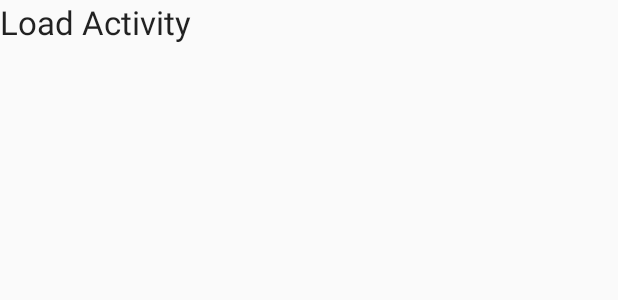
After one commit to macintorch/android-learn-sqlite, an Android app: the layout activity_load.xml on its own in the app's theme, with its tools: preview values and no code run, on a phone screen of 412 x 824 dp. The commit adds this screen. Shown: the top 300 px of the screen. Run offline under Robolectric (Android 15) with nearby library versions, the phone set to English and light mode, and no system bars.

Commit message:
add navigator class, load activity and navigation layout

```diff
--- a/app/src/main/AndroidManifest.xml
+++ b/app/src/main/AndroidManifest.xml
@@ -16,6 +16,8 @@
                 <category android:name="android.intent.category.LAUNCHER"/>
             </intent-filter>
         </activity>
+        <activity android:name=".LoadActivity">
+        </activity>
     </application>
 
 </manifest>
--- /dev/null
+++ b/app/src/main/res/layout/activity_load.xml
@@ -0,0 +1,18 @@
+<?xml version="1.0" encoding="utf-8"?>
+<android.support.constraint.ConstraintLayout
+    xmlns:android="http://schemas.android.com/apk/res/android"
+    xmlns:app="http://schemas.android.com/apk/res-auto"
+    xmlns:tools="http://schemas.android.com/tools"
+    android:layout_width="match_parent"
+    android:layout_height="match_parent"
+    tools:context="ainor.com.my.sqlitedemo.LoadActivity">
+
+    <TextView
+        android:id="@+id/textView"
+        android:layout_width="wrap_content"
+        android:layout_height="wrap_content"
+        android:text="Load Activity"
+        android:textAppearance="@style/TextAppearance.AppCompat.Large"
+        tools:layout_editor_absoluteX="128dp"
+        tools:layout_editor_absoluteY="242dp"/>
+</android.support.constraint.ConstraintLayout>
```
Also changed, not shown: app/src/main/java/ainor/com/my/sqlitedemo/LoadActivity.java (added, +13 -0 lines), app/src/main/java/ainor/com/my/sqlitedemo/MainActivity.java (+15 -0 lines), app/src/main/java/ainor/com/my/sqlitedemo/Navigator.java (added, +30 -0 lines), app/src/main/res/menu/menu_main.xml (added, +14 -0 lines).
